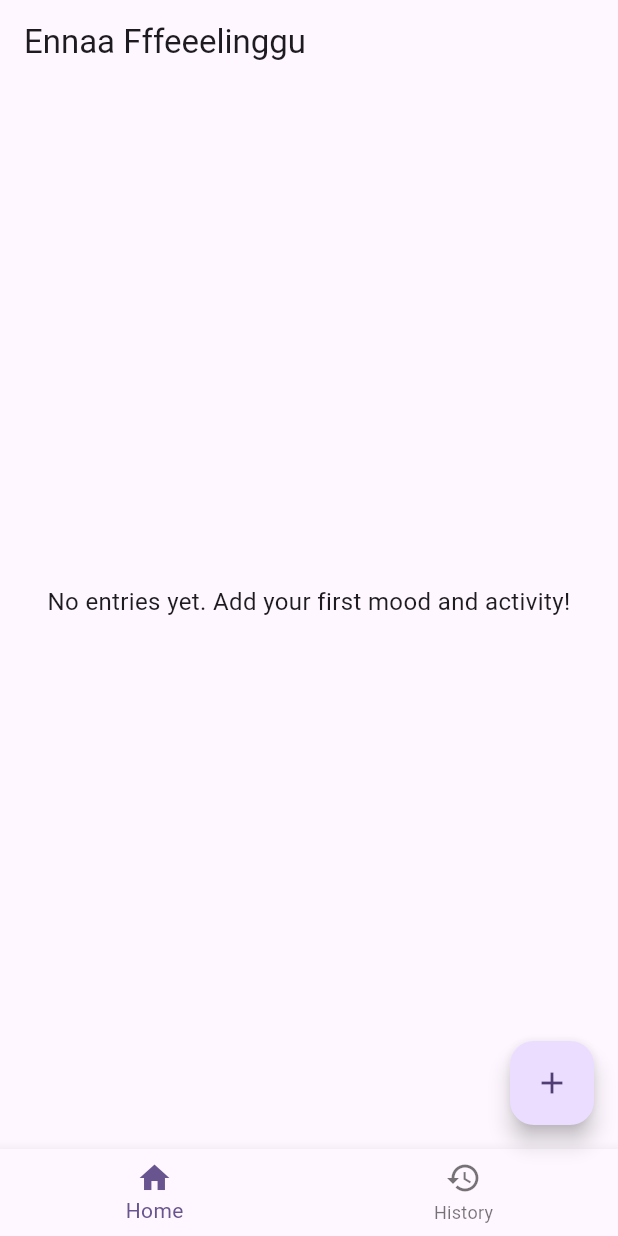
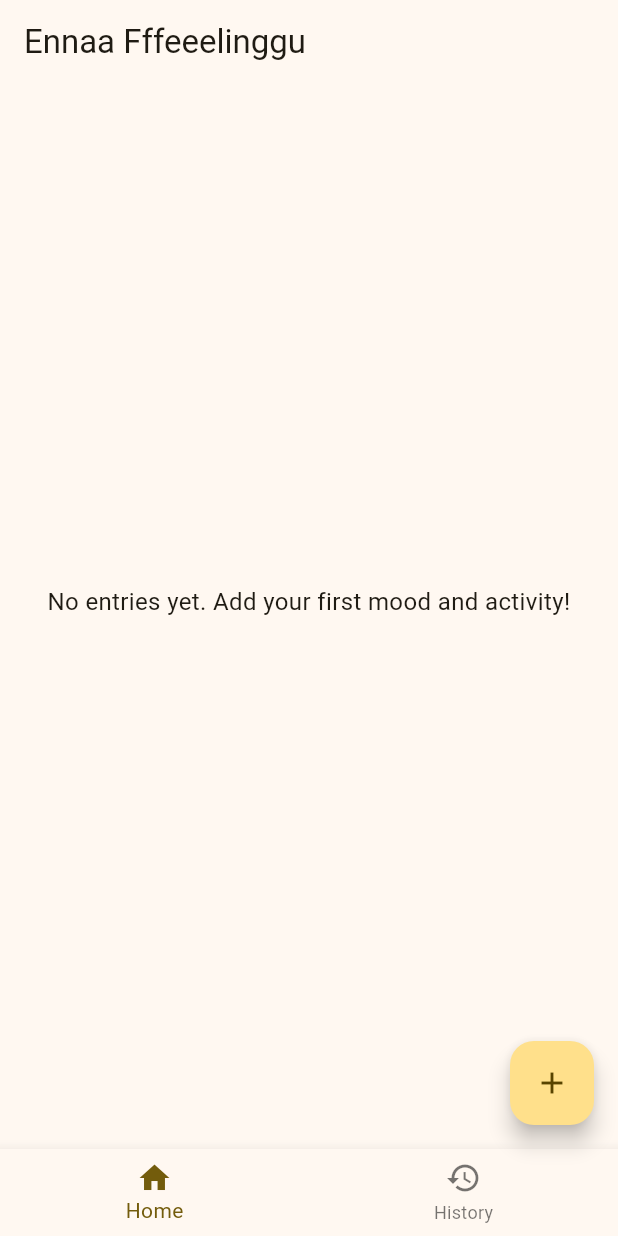
Before and after one commit to InfantAjayVenus/ennaa_ffeeelinggu, a Flutter app: the screen it shows after launch, on a phone screen of 412 x 824 dp. Run offline on Flutter 3.47's test engine with Material 3 defaults, Android fonts, the phone set to English and light mode, and no system bars; our stand-ins replace flutter_local_notifications, sqflite, timezone; missing offline and left inert: flutter_local_notifications_platform_interface; accounts and stored records are empty.

Commit message:
feat: Update app's primary theme color
Updated the app's primary theme color to #FFFFCC00 (Amber) as per user request.

```diff
--- a/lib/main.dart
+++ b/lib/main.dart
@@ -31,7 +31,7 @@ class MyApp extends StatelessWidget {
     return MaterialApp(
       title: 'Ennaa Fffeeelinggu',
       theme: ThemeData(
-        colorScheme: .fromSeed(seedColor: Colors.deepPurple),
+        colorScheme: ColorScheme.fromSeed(seedColor: Color(0xFFFFCC00)),
       ),
       home: const MainScreen(),
     );
```
